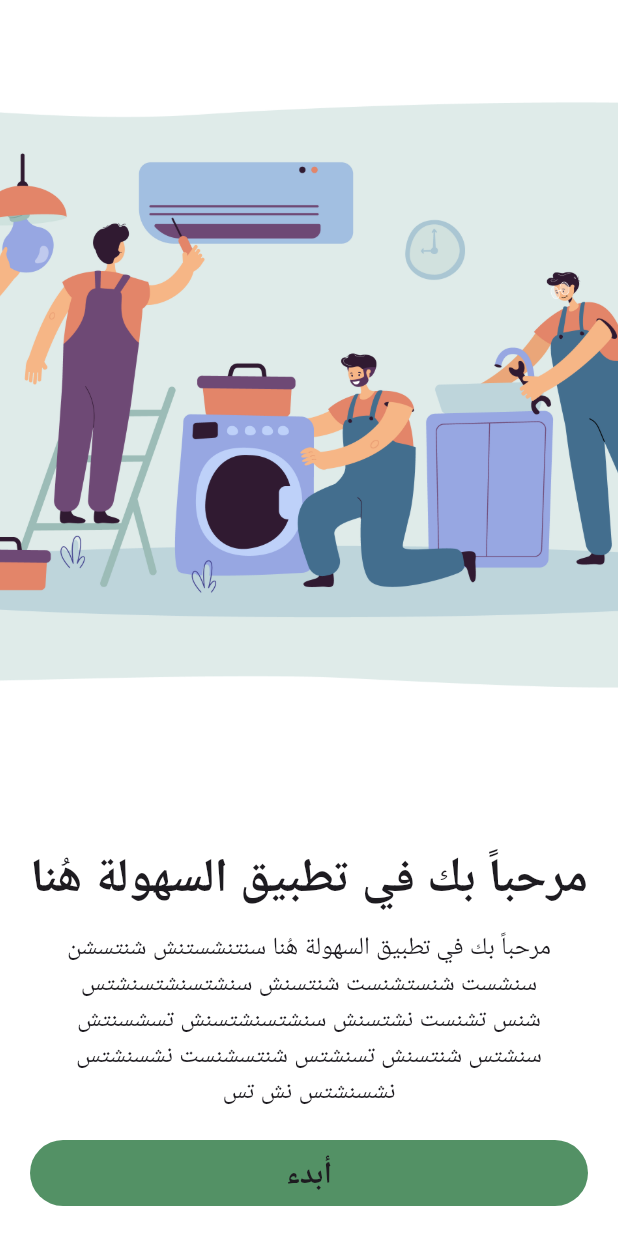
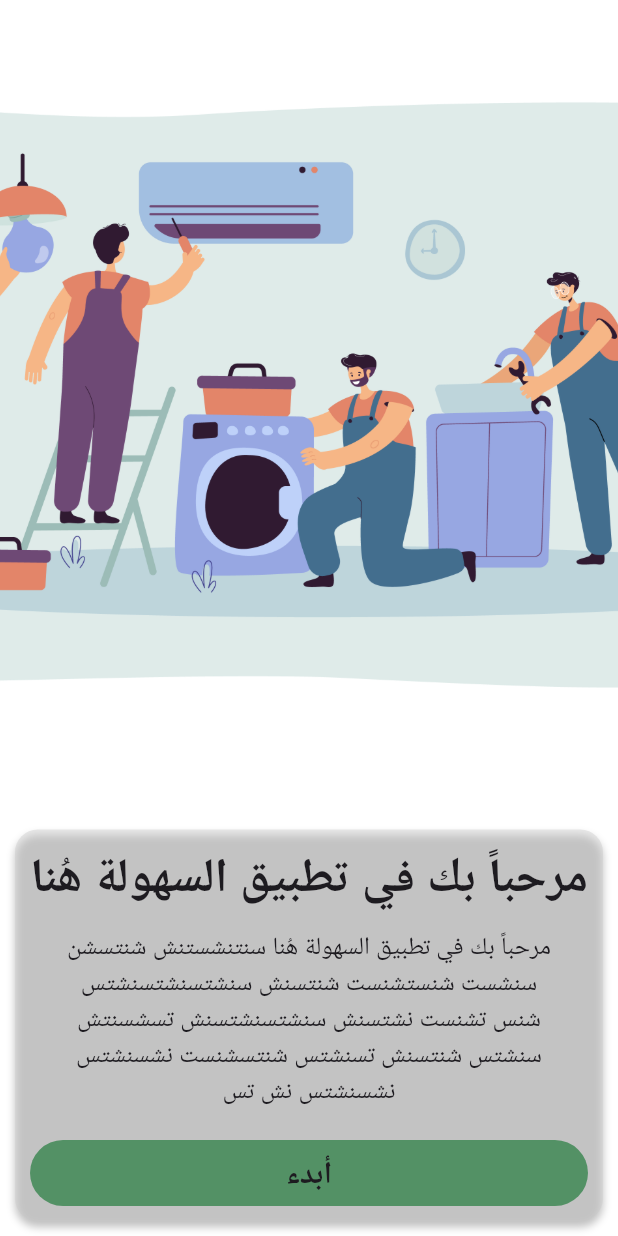
Before and after one commit to Zonetto/flutter_announcement_of_services_app, a Flutter app: the StartScreen screen opened directly, on a phone screen of 412 x 824 dp. Run offline on Flutter 3.47's test engine with Material 3 defaults, Android fonts, the phone set to English and light mode, and no system bars; our stand-ins replace cloud_firestore, firebase_core, firebase_storage, image_picker, shared_preferences; missing offline and left inert: firebase_app_check; accounts and stored records are empty; statements that could not run were skipped.

Commit message:
UPD custom_shape_decoration.dart

```diff
--- a/lib/components/shared/custom_shape_decoration.dart
+++ b/lib/components/shared/custom_shape_decoration.dart
@@ -2,8 +2,9 @@ import 'package:announcement_of_services/utils/constant/color.dart';
 import 'package:flutter/material.dart';
 
 class CustomShapeDecoration {
-  static ShapeDecoration shapeDecoration = ShapeDecoration(
-    color: AppColor.screenBackGroundColor,
+  static ShapeDecoration shapeDecoration(BuildContext context) => ShapeDecoration(
+    color: Theme.of(context).splashColor,
+    // color: AppColor.screenBackGroundColor,
     shape: RoundedRectangleBorder(
       borderRadius: BorderRadius.circular(15),
     ),
```
